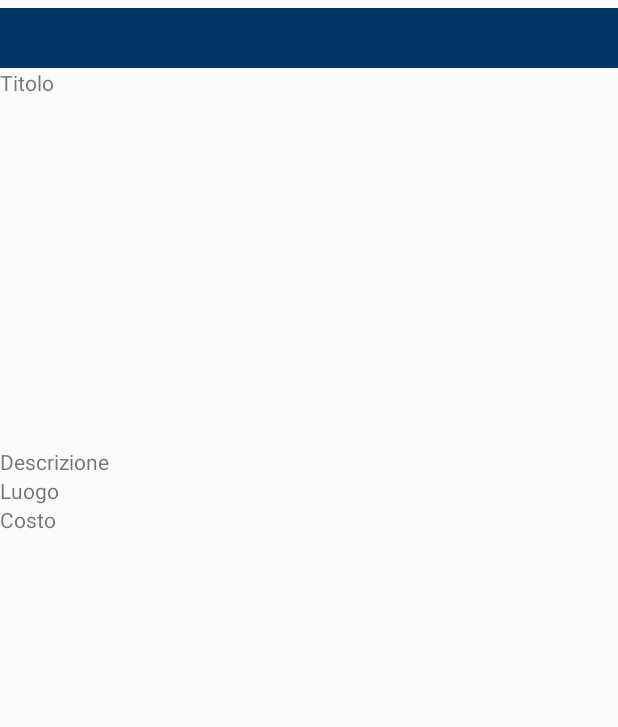
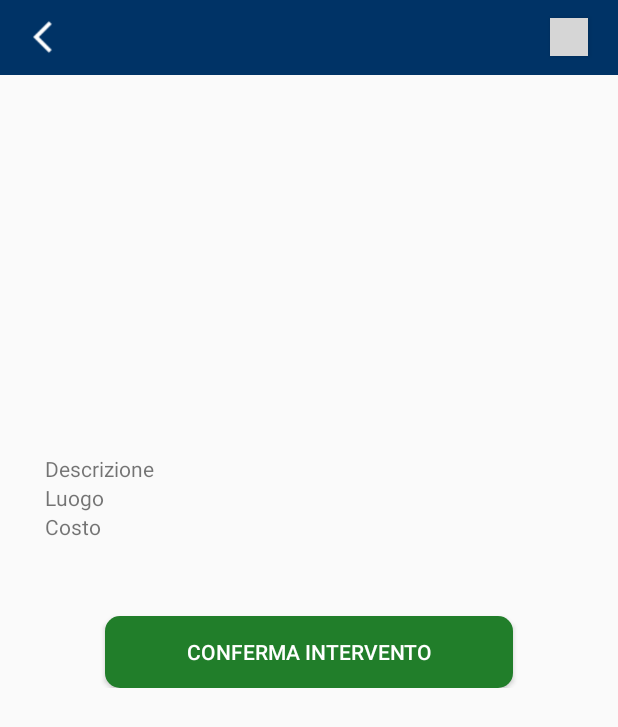
Before and after one commit to atzoriandrea/UniBroken, an Android app: the layout activity_showsegn_raga.xml on its own in the app's theme, with its tools: preview values and no code run, on a phone screen of 412 x 824 dp. Shown: the top 727 px of the screen. Run offline under Robolectric (Android 15) with nearby library versions, the light colour scheme and no system bars; grey boxes are pictures that could not be loaded.

Commit message:
12/02/2019 -v1.02(Andrea)

```diff
--- a/app/src/main/AndroidManifest.xml
+++ b/app/src/main/AndroidManifest.xml
@@ -24,10 +24,11 @@
         <activity
             android:name=".HomeRaga"
             android:label="@string/title_activity_home_raga"
-            android:theme="@style/AppTheme" />
+            android:theme="@style/AppTheme.NoActionBar" />
         <activity android:name=".ListaSegn" />
         <activity android:name=".ListaSegnRaga" />
         <activity android:name=".Showsegn" />
+        <activity android:name=".ShowsegnRaga" />
         <activity android:name=".MySegn" />
         <activity android:name=".MySegnDetail" />
         <activity android:name=".SendSegn" />
--- a/app/src/main/java/com/example/mirko/unibroken/ListaSegnRaga.java
+++ b/app/src/main/java/com/example/mirko/unibroken/ListaSegnRaga.java
@@ -41,7 +41,7 @@ public class ListaSegnRaga extends AppCompatActivity {
             @Override
             public void onItemClick(AdapterView<?> arg0, View arg1, int position, long arg3){
                 s = (Segnalazione) lista.getItemAtPosition(position);
-                Intent dettaglio = new Intent(ListaSegnRaga.this , Showsegn.class);
+                Intent dettaglio = new Intent(ListaSegnRaga.this , ShowsegnRaga.class);
                 dettaglio.putExtra(SEGN, new Integer(s.getId()));
                 startActivity(dettaglio);
 
--- a/app/src/main/res/layout/activity_lista_segn_raga.xml
+++ b/app/src/main/res/layout/activity_lista_segn_raga.xml
@@ -10,7 +10,6 @@
         android:layout_width="match_parent"
         android:layout_height="wrap_content"
         android:orientation="vertical">
-
         <android.support.v7.widget.Toolbar
             android:id="@+id/toolbar"
             android:layout_width="match_parent"
@@ -45,7 +44,6 @@
             android:layout_marginTop="45dp"
             android:layout_marginRight="0dp"
             android:gravity="center_horizontal"
-
             android:text="Segnalazioni attive"
             android:textSize="23dp"/>
         <ListView
--- a/app/src/main/res/layout/activity_showsegn_raga.xml
+++ b/app/src/main/res/layout/activity_showsegn_raga.xml
@@ -4,25 +4,45 @@
     xmlns:tools="http://schemas.android.com/tools"
     android:layout_width="match_parent"
     android:layout_height="match_parent"
-    tools:context=".Showsegn">
+    tools:context=".ShowsegnRaga">
     <LinearLayout
         android:layout_width="match_parent"
         android:layout_height="wrap_content"
         android:orientation="vertical">
-        <Space
-            android:layout_width="match_parent"
-            android:layout_height="5dp" />
-
         <android.support.v7.widget.Toolbar
             android:id="@+id/toolbar"
             android:layout_width="match_parent"
-            android:layout_height="40sp"
-            android:background="#003366"
+            android:layout_height="50sp"
+            style="@style/HeaderBar"
             android:minHeight="?attr/actionBarSize"
-            android:theme="?attr/actionBarTheme" />
+            android:theme="?attr/actionBarTheme">
+            <Button
+                android:layout_width="25dp"
+                android:layout_height="25dp"
+                android:id="@+id/back"
+                android:background="@drawable/outline_arrow_back_ios_white_18dp"
+                android:onClick="back"
+                android:textColor="#FFFFFF"/>
+            <Button
+                android:layout_width="25dp"
+                android:layout_height="25dp"
+                android:id="@+id/logout"
+                android:layout_marginRight="20dp"
+                android:background="@drawable/outline_exit_to_app_white_18dp"
+                android:layout_alignParentEnd="true"
+                android:onClick="logout"
+                android:layout_alignParentRight="true"
+                android:textColor="#FFFFFF"
+                android:focusableInTouchMode="true"
+                android:layout_gravity="end"/>
+        </android.support.v7.widget.Toolbar>
+        <LinearLayout
+            android:layout_width="match_parent"
+            android:layout_height="wrap_content"
+            android:orientation="vertical"
+            android:layout_marginHorizontal="30dp">
         <TextView
             android:id="@+id/tit"
-            android:text="Titolo"
             android:layout_width="match_parent"
             android:layout_height="wrap_content" />
         <ImageView
@@ -44,5 +64,18 @@
             android:text="Costo"
             android:layout_width="match_parent"
             android:layout_height="wrap_content" />
+
+        <Button
+            android:id="@+id/intconf"
+            android:layout_marginTop="50dp"
+            android:layout_width="match_parent"
+            android:textColor="#ffffff"
+            android:layout_marginHorizontal="40dp"
+            android:layout_height="wrap_content"
+            android:layout_gravity="center"
+            android:text="Conferma Intervento"
+            android:background="@drawable/ok_button"
+            />
+        </LinearLayout>
     </LinearLayout>
 </android.support.constraint.ConstraintLayout>
```
Also changed, not shown: app/src/main/java/com/example/mirko/unibroken/HomeRaga.java (+35 -1 lines), app/src/main/java/com/example/mirko/unibroken/ShowsegnRaga.java (+60 -14 lines), app/src/main/res/layout/activity_option_raga.xml (+1 -16 lines).
